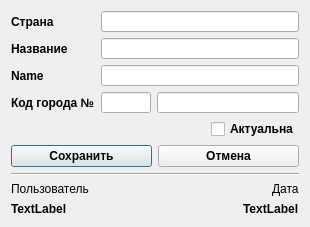
Above: crm_r_loine/source/crm_dialog/dlg_city.ui from dekalo64/RLine before the change. Below: the same form after it.
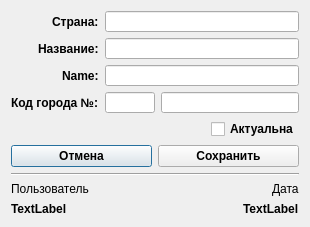
That is the form after the change.

The edit to the form file:
```diff
--- a/crm_r_loine/source/crm_dialog/dlg_city.ui
+++ b/crm_r_loine/source/crm_dialog/dlg_city.ui
@@ -59,21 +59,6 @@
    </item>
    <item row="2" column="0">
     <layout class="QHBoxLayout" name="hLayoutOkCancel">
-     <item>
-      <widget class="QPushButton" name="buttonSave">
-       <property name="font">
-        <font>
-         <family>Arial</family>
-         <pointsize>9</pointsize>
-         <weight>75</weight>
-         <bold>true</bold>
-        </font>
-       </property>
-       <property name="text">
-        <string>Сохранить</string>
-       </property>
-      </widget>
-     </item>
      <item>
       <widget class="QPushButton" name="buttonCancel">
        <property name="font">
@@ -89,6 +74,21 @@
        </property>
       </widget>
      </item>
+     <item>
+      <widget class="QPushButton" name="buttonSave">
+       <property name="font">
+        <font>
+         <family>Arial</family>
+         <pointsize>9</pointsize>
+         <weight>75</weight>
+         <bold>true</bold>
+        </font>
+       </property>
+       <property name="text">
+        <string>Сохранить</string>
+       </property>
+      </widget>
+     </item>
     </layout>
    </item>
    <item row="3" column="0">
@@ -101,9 +101,16 @@
    <item row="0" column="0">
     <layout class="QGridLayout" name="gLayoutCountry">
      <item row="3" column="2">
-      <widget class="QLineEdit" name="lineEditCityCode"/>
+      <widget class="QLineEdit" name="lineEditCityCode">
+       <property name="font">
+        <font>
+         <family>Arial</family>
+         <pointsize>9</pointsize>
+        </font>
+       </property>
+      </widget>
      </item>
-     <item row="1" column="0">
+     <item row="1" column="0" alignment="Qt::AlignRight">
       <widget class="QLabel" name="labelName">
        <property name="font">
         <font>
@@ -114,11 +121,11 @@
         </font>
        </property>
        <property name="text">
-        <string>Название</string>
+        <string>Название:</string>
        </property>
       </widget>
      </item>
-     <item row="2" column="0">
+     <item row="2" column="0" alignment="Qt::AlignRight">
       <widget class="QLabel" name="labelNameEng">
        <property name="font">
         <font>
@@ -129,11 +136,11 @@
         </font>
        </property>
        <property name="text">
-        <string>Name</string>
+        <string>Name:</string>
        </property>
       </widget>
      </item>
-     <item row="3" column="0">
+     <item row="3" column="0" alignment="Qt::AlignRight">
       <widget class="QLabel" name="labelCityCode">
        <property name="font">
         <font>
@@ -144,11 +151,11 @@
         </font>
        </property>
        <property name="text">
-        <string>Код города №</string>
+        <string>Код города №:</string>
        </property>
       </widget>
      </item>
-     <item row="0" column="0">
+     <item row="0" column="0" alignment="Qt::AlignRight">
       <widget class="QLabel" name="labelCountry">
        <property name="font">
         <font>
@@ -159,7 +166,7 @@
         </font>
        </property>
        <property name="text">
-        <string>Страна</string>
+        <string>Страна:</string>
        </property>
       </widget>
      </item>
@@ -177,16 +184,49 @@
          <height>16777215</height>
         </size>
        </property>
+       <property name="font">
+        <font>
+         <family>Arial</family>
+         <pointsize>9</pointsize>
+        </font>
+       </property>
+       <property name="readOnly">
+        <bool>true</bool>
+       </property>
       </widget>
      </item>
      <item row="0" column="1" colspan="2">
-      <widget class="QLineEdit" name="lineEditCountry"/>
+      <widget class="QLineEdit" name="lineEditCountry">
+       <property name="font">
+        <font>
+         <family>Arial</family>
+         <pointsize>9</pointsize>
+        </font>
+       </property>
+       <property name="readOnly">
+        <bool>true</bool>
+       </property>
+      </widget>
      </item>
      <item row="1" column="1" colspan="2">
-      <widget class="QLineEdit" name="lineEditName"/>
+      <widget class="QLineEdit" name="lineEditName">
+       <property name="font">
+        <font>
+         <family>Arial</family>
+         <pointsize>9</pointsize>
+        </font>
+       </property>
+      </widget>
      </item>
      <item row="2" column="1" colspan="2">
-      <widget class="QLineEdit" name="lineEditNameEng"/>
+      <widget class="QLineEdit" name="lineEditNameEng">
+       <property name="font">
+        <font>
+         <family>Arial</family>
+         <pointsize>9</pointsize>
+        </font>
+       </property>
+      </widget>
      </item>
     </layout>
    </item>
```
Left out of the diff: 16 changed lines with no effect on the pictures.
